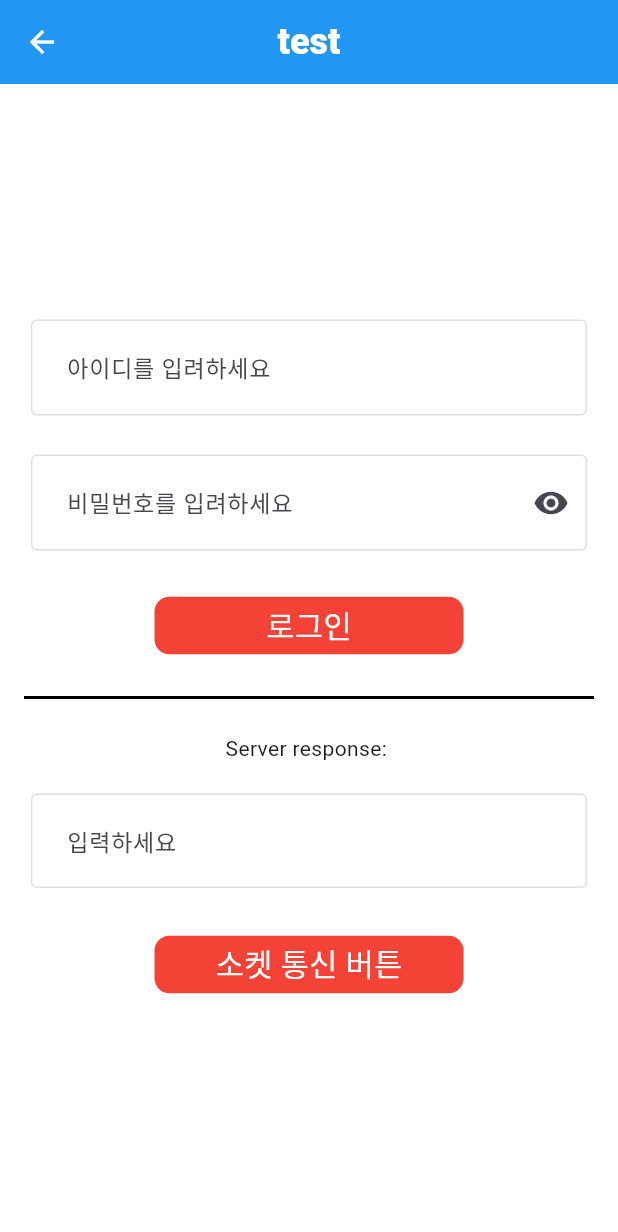
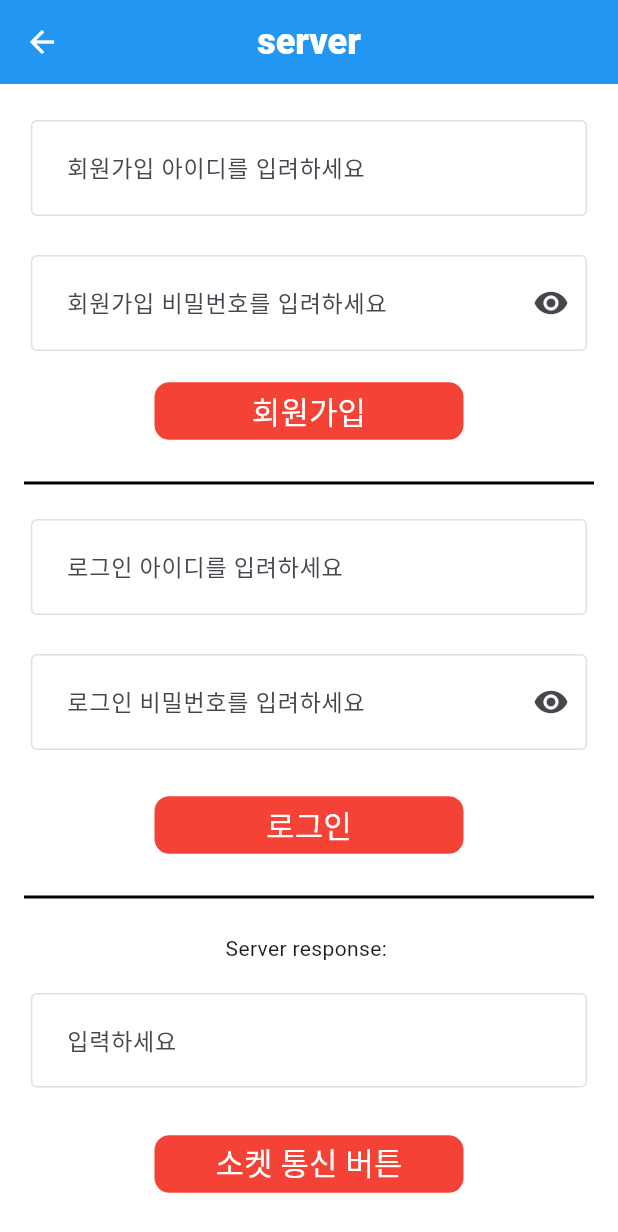
Before and after one commit to Kwontaebin/clean_up_code, a Flutter app: the BackendConnection screen opened directly, after a tap on "로그인", on a phone screen of 412 x 824 dp. Shown: the top 1232 px of the screen. Run offline on Flutter 3.47's test engine with Material 3 defaults, Android fonts, the phone set to English and light mode, and no system bars; our stand-ins replace carousel_slider, dio, fluttertoast, shimmer, socket_io_client; network calls fail.

Commit message:
회원가입 구현
서버에서 중복되는 이메일(아이디)가 있다면 return 중복되는 이메일이 없다면 회원가입 성공 후 db에 저장

```diff
--- a/lib/backend_connection/view/backendConnection.dart
+++ b/lib/backend_connection/view/backendConnection.dart
@@ -15,8 +15,12 @@ class BackendConnection extends StatefulWidget {
 }
 
 class _BackendConnectionState extends State<BackendConnection> {
-  String id = '';
-  String pw = '';
+  String signId = '';
+  String signPw = '';
+
+  String loginId = '';
+  String loginPw = '';
+
   Map<String, dynamic> requestData = {};
 
   late IO.Socket socket;
@@ -56,12 +60,13 @@ class _BackendConnectionState extends State<BackendConnection> {
   Widget build(BuildContext context) {
     return Scaffold(
       appBar: const CustomAppBar(
-        title: "test",
+        title: "server",
       ),
       body: GestureDetector(
         onTap: () {
           FocusScope.of(context).unfocus();
         },
+        child: SingleChildScrollView(
           child: Container(
             width: sizeFn(context).width * 1.0,
             height: deviceHeight(context) * 1.0,
@@ -71,19 +76,58 @@ class _BackendConnectionState extends State<BackendConnection> {
               crossAxisAlignment: CrossAxisAlignment.center,
               children: [
                 CustomTextFieldWidget(
-                hintText: "아이디를 입려하세요",
+                  hintText: "회원가입 아이디를 입려하세요",
+                  // 모듈에서 구현 signId를 받는다고 치면됨
                   onChanged: (value) {
                     setState(() {
-                    id = value;
+                      signId = value;
                     });
                   },
                 ),
                 const SizedBox(height: 20),
                 CustomTextFieldWidget(
-                hintText: "비밀번호를 입려하세요",
+                  hintText: "회원가입 비밀번호를 입려하세요",
                   onChanged: (value) {
                     setState(() {
-                    pw = value;
+                      signPw = value;
+                    });
+                  },
+                  obscureText: true,
+                ),
+                const SizedBox(height: 10),
+                CustomElevatedButton(
+                  text: "회원가입",
+                  onPressed: () async {
+                    setState(() {
+                      requestData = {
+                        'user_id': signId,
+                        'user_pw': signPw,
+                      };
+                    });
+
+                    print(signId);
+                    print(requestData);
+                    if (signId == '' || signPw == '') print("모두 다 작성해주세요");
+                    else {
+                      postDio(postData: requestData, url: "register");
+                    }
+                  },
+                ),
+                divider(),
+                CustomTextFieldWidget(
+                  hintText: "로그인 아이디를 입려하세요",
+                  onChanged: (value) {
+                    setState(() {
+                      loginId = value;
+                    });
+                  },
+                ),
+                const SizedBox(height: 20),
+                CustomTextFieldWidget(
+                  hintText: "로그인 비밀번호를 입려하세요",
+                  onChanged: (value) {
+                    setState(() {
+                      loginPw = value;
                     });
                   },
                   obscureText: true,
@@ -94,22 +138,15 @@ class _BackendConnectionState extends State<BackendConnection> {
                   onPressed: () async {
                     setState(() {
                       requestData = {
-                      'id': id,
-                      'pw': pw,
+                        'id': loginId,
+                        'pw': loginPw,
                       };
                     });
-                  if (id == '' || pw == '') print("모두 다 작성해주세요");
+                    if (loginId == '' || loginPw == '') print("모두 다 작성해주세요");
                     else postDio(postData: requestData, url: "login");
                   },
                 ),
-              const Padding(
-                padding: EdgeInsets.all(16.0),
-                child: Divider(
-                  color: Colors.black,
-                  thickness: 2.0,
-                ),
-              ),
-
+                divider(),
                 Text('Server response: $response'),
                 const SizedBox(height: 20),
                 CustomTextFieldWidget(
@@ -125,13 +162,25 @@ class _BackendConnectionState extends State<BackendConnection> {
                 CustomElevatedButton(
                   text: "소켓 통신 버튼",
                   onPressed: () {
-                  if (socketText.isNotEmpty) socket.emit('message', socketText);
+                    if (socketText.isNotEmpty)
+                      socket.emit('message', socketText);
                   },
                 )
               ],
             ),
           ),
         ),
+      ),
+    );
+  }
+
+  Widget divider() {
+    return const Padding(
+      padding: EdgeInsets.all(16.0),
+      child: Divider(
+        color: Colors.black,
+        thickness: 2.0,
+      ),
     );
   }
 }
--- a/lib/main.dart
+++ b/lib/main.dart
@@ -14,7 +14,7 @@ class MyApp extends StatelessWidget {
     return const MaterialApp(
       debugShowCheckedModeBanner: false,
       title: 'clean up code!',
-      home: BackendConnection(),
+      home: SizeScreen(),
     );
   }
 }
```
Also changed, not shown: lib/common/component/custom_text_field.dart (+4 -9 lines). Lines whose indentation alone changed are shown as unchanged.
